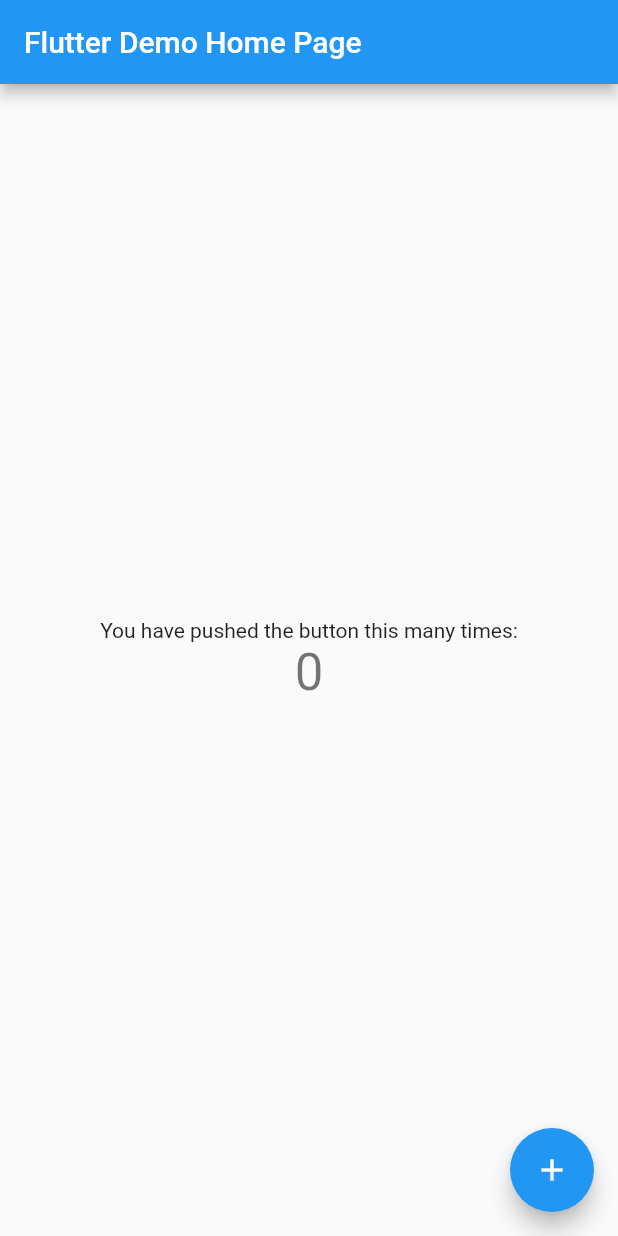
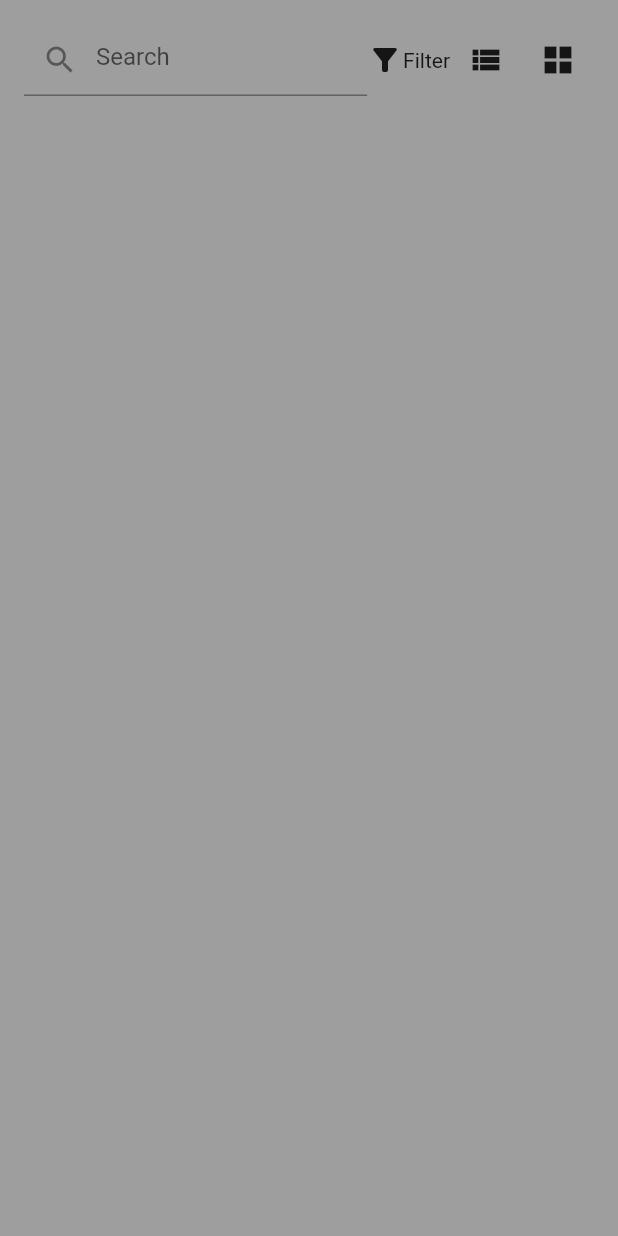
Before and after one commit to Gozubenli/RentReadyAssessment, a Flutter app: the screen it shows after launch, on a phone screen of 412 x 824 dp. Run offline on Flutter 3.47's test engine with Material 2 defaults, Android fonts, the light colour scheme and no system bars; our stand-ins replace flutter_spinkit.

Commit message:
adding files

```diff
--- /dev/null
+++ b/lib/Model/account.dart
@@ -0,0 +1,18 @@
+class Account {
+  int? id;
+  String name;
+  String stateCode;
+  String stateOrProvince;
+
+  Account({this.id, required this.name, required this.stateCode, required this.stateOrProvince});
+
+  factory Account.fromJson(Map<String, dynamic> json) =>
+      Account(id: json["id"], name: json["name"] ?? "", stateCode: json["stateCode"] ?? "", stateOrProvince: json["stateOrProvince"] ?? "");
+
+  Map<String, dynamic> toJson() => {
+        if (id != null) "id": id,
+        "name": name,
+        "stateCode": stateCode,
+        "stateOrProvince": stateOrProvince,
+      };
+}
--- /dev/null
+++ b/lib/Model/accountsController.dart
@@ -0,0 +1,84 @@
+import 'package:collection/collection.dart';
+import 'package:flutter/foundation.dart';
+
+import 'account.dart';
+
+class AccountsController extends ChangeNotifier {
+  List<Account> _accountListAll = [];
+  List<Account> _accountList = [];
+  bool _isloading = false;
+  bool _isList = true;
+  bool _isFilterPanelVisible = false;
+
+  List<Account> get accountList {
+    return _accountList;
+  }
+
+  bool get isFilterPanelVisible {
+    return _isFilterPanelVisible;
+  }
+
+  bool get isList {
+    return _isList;
+  }
+
+  bool get isloading {
+    return _isloading;
+  }
+
+  List<String> get stateCodeList {
+    List<String> list = [];
+    groupBy(_accountList, (Account obj) => obj.stateCode).forEach((key, value) {
+      list.add(key);
+    });
+    return list;
+  }
+
+  List<String> get stateOrProvinceList {
+    List<String> list = [];
+    groupBy(_accountList, (Account obj) => obj.stateOrProvince).forEach((key, value) {
+      list.add(key);
+    });
+    return list;
+  }
+
+  Future<void> clickFilterPanel() async {
+    _isFilterPanelVisible = !_isFilterPanelVisible;
+    _isloading = !_isloading;
+    notifyListeners();
+  }
+
+  Future<void> filterByStateCode(String filterText) async {
+    _accountList = _accountListAll.where((account) => account.stateCode.toLowerCase().contains(filterText.toLowerCase())).toList();
+    notifyListeners();
+  }
+
+  Future<void> filterByStateOrProvince(String filterText) async {
+    _accountList = _accountListAll.where((account) => account.stateOrProvince.toLowerCase().contains(filterText.toLowerCase())).toList();
+    notifyListeners();
+  }
+
+  Future<void> searchAccountList(String searchText) async {
+    ///TODO Search API
+    _isloading = true;
+    notifyListeners();
+    _accountListAll = [
+      Account(name: "name1", stateCode: "stateCode1", stateOrProvince: "stateOrProvince1"),
+      Account(name: "name2", stateCode: "stateCode2", stateOrProvince: "stateOrProvince2"),
+      Account(name: "name3", stateCode: "stateCode3", stateOrProvince: "stateOrProvince3"),
+    ];
+    _accountList = _accountListAll;
+    _isloading = false;
+    notifyListeners();
+  }
+
+  Future<void> setGrid() async {
+    _isList = false;
+    notifyListeners();
+  }
+
+  Future<void> setList() async {
+    _isList = true;
+    notifyListeners();
+  }
+}
--- /dev/null
+++ b/lib/View/homePage.dart
@@ -0,0 +1,179 @@
+import 'package:flutter/material.dart';
+import 'package:flutter_spinkit/flutter_spinkit.dart';
+import 'package:provider/provider.dart';
+import 'package:rent_ready_assessment/Model/account.dart';
+import 'package:rent_ready_assessment/Model/accountsController.dart';
+
+class AccountItem extends StatelessWidget {
+  final Account account;
+  const AccountItem({
+    required this.account,
+    Key? key,
+  }) : super(key: key);
+
+  @override
+  Widget build(BuildContext context) {
+    return Card(
+      child: Center(
+        child: ListTile(
+          leading: const FlutterLogo(),
+          title: Text(account.name),
+          subtitle: Text(account.name),
+          trailing: const Icon(Icons.arrow_forward),
+        ),
+      ),
+    );
+  }
+}
+
+class FilterPanel extends StatelessWidget {
+  const FilterPanel({
+    Key? key,
+  }) : super(key: key);
+
+  @override
+  Widget build(BuildContext context) {
+    var model = Provider.of<AccountsController>(context, listen: false);
+    return Card(
+      margin: const EdgeInsets.all(0),
+      child: Padding(
+        padding: const EdgeInsets.all(8.0),
+        child: Row(mainAxisAlignment: MainAxisAlignment.spaceBetween, children: [
+          DropdownButton<String>(
+            value: model.stateCodeList[0],
+            icon: const Icon(Icons.arrow_drop_down),
+            //elevation: 16,
+            onChanged: (String? newValue) {},
+            items: model.stateCodeList.map<DropdownMenuItem<String>>((String value) {
+              return DropdownMenuItem<String>(
+                value: value,
+                child: Text(value),
+              );
+            }).toList(),
+          ),
+          DropdownButton<String>(
+            value: model.stateOrProvinceList[0],
+            icon: const Icon(Icons.arrow_drop_down),
+            //elevation: 16,
+            onChanged: (String? newValue) {},
+            items: model.stateOrProvinceList.map<DropdownMenuItem<String>>((String value) {
+              return DropdownMenuItem<String>(
+                value: value,
+                child: Text(value),
+              );
+            }).toList(),
+          ),
+        ]),
+      ),
+    );
+  }
+}
+
+class HomePage extends StatelessWidget {
+  const HomePage({Key? key}) : super(key: key);
+
+  @override
+  Widget build(BuildContext context) {
+    TextEditingController searchController = TextEditingController();
+    const spinkit = SpinKitWave(
+      color: Colors.amber,
+      size: 50.0,
+    );
+    return SafeArea(
+      child: Scaffold(
+          backgroundColor: Colors.grey,
+          body: Consumer<AccountsController>(
+            builder: (context, model, child) {
+              return RefreshIndicator(
+                triggerMode: RefreshIndicatorTriggerMode.anywhere,
+                onRefresh: () async {
+                  await model.searchAccountList(searchController.text);
+                  return;
+                },
+                child: Column(
+                  children: [
+                    Padding(
+                      padding: const EdgeInsets.all(16),
+                      child: Row(
+                        mainAxisAlignment: MainAxisAlignment.end,
+                        children: [
+                          Expanded(
+                            child: TextField(
+                              obscureText: false,
+                              controller: searchController,
+                              autocorrect: false,
+                              keyboardType: TextInputType.text,
+                              onSubmitted: (s) {
+                                if (s.length > 1) {
+                                  model.searchAccountList(s);
+                                }
+                              },
+                              decoration: const InputDecoration(
+                                prefixIcon: Icon(Icons.search),
+                                hintText: "Search",
+                              ),
+                            ),
+                          ),
+                          InkWell(
+                            onTap: () async {
+                              await model.clickFilterPanel();
+                            },
+                            child: Row(mainAxisAlignment: MainAxisAlignment.center, children: const [
+                              Icon(Icons.filter_alt),
+                              Text("Filter"),
+                            ]),
+                          ),
+                          Row(
+                            children: [
+                              IconButton(
+                                icon: const Icon(Icons.view_list_sharp),
+                                tooltip: 'Filter',
+                                onPressed: () {
+                                  model.setList();
+                                },
+                              ),
+                              IconButton(
+                                icon: const Icon(Icons.grid_view_sharp),
+                                tooltip: 'Filter',
+                                onPressed: () {
+                                  model.setGrid();
+                                },
+                              ),
+                            ],
+                          ),
+                        ],
+                      ),
+                    ),
+                    if (model.isFilterPanelVisible)
+                      const Padding(
+                        padding: EdgeInsets.fromLTRB(12, 0, 12, 0),
+                        child: FilterPanel(),
+                      ),
+                    model.isloading
+                        ? const Expanded(child: spinkit)
+                        : Expanded(
+                            child: model.isList
+                                ? ListView.builder(
+                                    padding: const EdgeInsets.all(8),
+                                    itemCount: model.accountList.length,
+                                    itemBuilder: (BuildContext context, int index) {
+                                      return AccountItem(account: model.accountList[index]);
+                                    })
+                                : GridView.builder(
+                                    padding: const EdgeInsets.all(8),
+                                    gridDelegate: const SliverGridDelegateWithFixedCrossAxisCount(
+                                      crossAxisCount: 2,
+                                    ),
+                                    itemCount: model.accountList.length,
+                                    itemBuilder: (BuildContext context, int index) {
+                                      return AccountItem(account: model.accountList[index]);
+                                    }),
+                          ),
+                  ],
+                ),
+              );
+            },
+          )),
+    );
+  }
+}
--- a/lib/main.dart
+++ b/lib/main.dart
@@ -1,115 +1,29 @@
 import 'package:flutter/material.dart';
+import 'package:provider/provider.dart';
+import 'package:rent_ready_assessment/Model/accountsController.dart';
+
+import 'View/homePage.dart';
 
 void main() {
-  runApp(const MyApp());
+  runApp(
+    ChangeNotifierProvider(
+      create: (context) => AccountsController(),
+      child: const MyApp(),
+    ),
+  );
 }
 
 class MyApp extends StatelessWidget {
   const MyApp({Key? key}) : super(key: key);
 
-  // This widget is the root of your application.
   @override
   Widget build(BuildContext context) {
     return MaterialApp(
-      title: 'Flutter Demo',
+      title: 'Rent Ready Technical Assessment',
       theme: ThemeData(
-        // This is the theme of your application.
-        //
-        // Try running your application with "flutter run". You'll see the
-        // application has a blue toolbar. Then, without quitting the app, try
-        // changing the primarySwatch below to Colors.green and then invoke
-        // "hot reload" (press "r" in the console where you ran "flutter run",
-        // or simply save your changes to "hot reload" in a Flutter IDE).
-        // Notice that the counter didn't reset back to zero; the application
-        // is not restarted.
         primarySwatch: Colors.blue,
       ),
-      home: const MyHomePage(title: 'Flutter Demo Home Page'),
+      home: const HomePage(),
     );
   }
 }
-
-class MyHomePage extends StatefulWidget {
-  const MyHomePage({Key? key, required this.title}) : super(key: key);
-
-  // This widget is the home page of your application. It is stateful, meaning
-  // that it has a State object (defined below) that contains fields that affect
-  // how it looks.
-
-  // This class is the configuration for the state. It holds the values (in this
-  // case the title) provided by the parent (in this case the App widget) and
-  // used by the build method of the State. Fields in a Widget subclass are
-  // always marked "final".
-
-  final String title;
-
-  @override
-  State<MyHomePage> createState() => _MyHomePageState();
-}
-
-class _MyHomePageState extends State<MyHomePage> {
-  int _counter = 0;
-
-  void _incrementCounter() {
-    setState(() {
-      // This call to setState tells the Flutter framework that something has
-      // changed in this State, which causes it to rerun the build method below
-      // so that the display can reflect the updated values. If we changed
-      // _counter without calling setState(), then the build method would not be
-      // called again, and so nothing would appear to happen.
-      _counter++;
-    });
-  }
-
-  @override
-  Widget build(BuildContext context) {
-    // This method is rerun every time setState is called, for instance as done
-    // by the _incrementCounter method above.
-    //
-    // The Flutter framework has been optimized to make rerunning build methods
-    // fast, so that you can just rebuild anything that needs updating rather
-    // than having to individually change instances of widgets.
-    return Scaffold(
-      appBar: AppBar(
-        // Here we take the value from the MyHomePage object that was created by
-        // the App.build method, and use it to set our appbar title.
-        title: Text(widget.title),
-      ),
-      body: Center(
-        // Center is a layout widget. It takes a single child and positions it
-        // in the middle of the parent.
-        child: Column(
-          // Column is also a layout widget. It takes a list of children and
-          // arranges them vertically. By default, it sizes itself to fit its
-          // children horizontally, and tries to be as tall as its parent.
-          //
-          // Invoke "debug painting" (press "p" in the console, choose the
-          // "Toggle Debug Paint" action from the Flutter Inspector in Android
-          // Studio, or the "Toggle Debug Paint" command in Visual Studio Code)
-          // to see the wireframe for each widget.
-          //
-          // Column has various properties to control how it sizes itself and
-          // how it positions its children. Here we use mainAxisAlignment to
-          // center the children vertically; the main axis here is the vertical
-          // axis because Columns are vertical (the cross axis would be
-          // horizontal).
-          mainAxisAlignment: MainAxisAlignment.center,
-          children: <Widget>[
-            const Text(
-              'You have pushed the button this many times:',
-            ),
-            Text(
-              '$_counter',
-              style: Theme.of(context).textTheme.headline4,
-            ),
-          ],
-        ),
-      ),
-      floatingActionButton: FloatingActionButton(
-        onPressed: _incrementCounter,
-        tooltip: 'Increment',
-        child: const Icon(Icons.add),
-      ), // This trailing comma makes auto-formatting nicer for build methods.
-    );
-  }
-}
--- a/pubspec.yaml
+++ b/pubspec.yaml
@@ -34,6 +34,9 @@
   # The following adds the Cupertino Icons font to your application.
   # Use with the CupertinoIcons class for iOS style icons.
   cupertino_icons: ^1.0.2
+  provider: ^6.0.3
+  collection: ^1.16.0
+  flutter_spinkit: ^5.1.0
 
 dev_dependencies:
   flutter_test:
```
Also changed, not shown: lib/View/detailPage.dart (added, +16 -0 lines), pubspec.lock.
